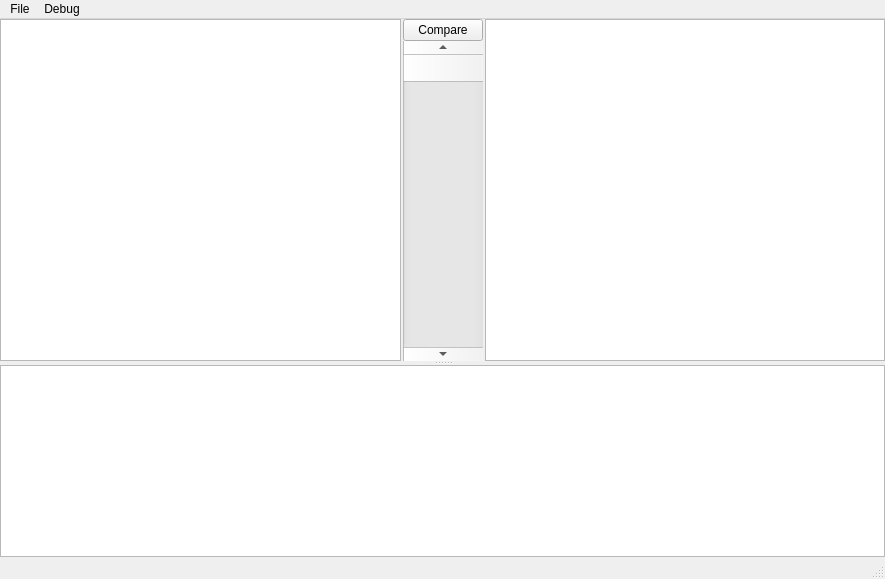
kklibo/DifferenceFinder, file mainwindow.ui: the form before one commit.
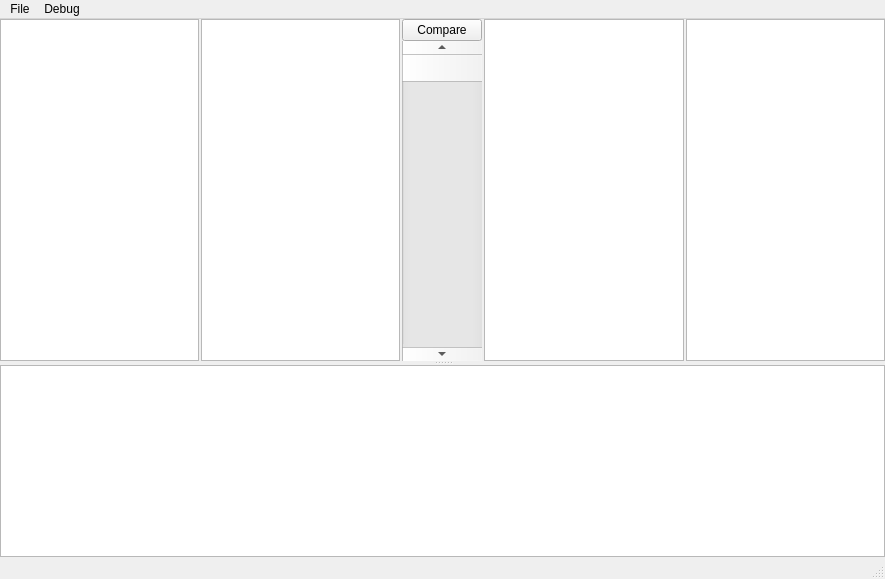
The form after the commit. Custom widgets are drawn as their Qt base class.

The edit to the form file:
```diff
--- a/mainwindow.ui
+++ b/mainwindow.ui
@@ -75,14 +75,27 @@
           <property name="sizeConstraint">
            <enum>QLayout::SetDefaultConstraint</enum>
           </property>
+          <item>
+           <widget class="QTextEdit" name="textEdit_address1">
+            <property name="font">
+             <font>
+              <family>DejaVu Sans Mono</family>
+              <pointsize>10</pointsize>
+             </font>
+            </property>
+            <property name="verticalScrollBarPolicy">
+             <enum>Qt::ScrollBarAlwaysOff</enum>
+            </property>
+            <property name="horizontalScrollBarPolicy">
+             <enum>Qt::ScrollBarAlwaysOff</enum>
+            </property>
+            <property name="readOnly">
+             <bool>true</bool>
+            </property>
+           </widget>
+          </item>
           <item>
            <widget class="hexField" name="textEdit_dataSet1">
-            <property name="sizePolicy">
-             <sizepolicy hsizetype="Expanding" vsizetype="Expanding">
-              <horstretch>0</horstretch>
-              <verstretch>0</verstretch>
-             </sizepolicy>
-            </property>
             <property name="font">
              <font>
               <family>DejaVu Sans Mono</family>
@@ -130,6 +143,25 @@
             </item>
            </layout>
           </item>
+          <item>
+           <widget class="QTextEdit" name="textEdit_address2">
+            <property name="font">
+             <font>
+              <family>DejaVu Sans Mono</family>
+              <pointsize>10</pointsize>
+             </font>
+            </property>
+            <property name="verticalScrollBarPolicy">
+             <enum>Qt::ScrollBarAlwaysOff</enum>
+            </property>
+            <property name="horizontalScrollBarPolicy">
+             <enum>Qt::ScrollBarAlwaysOff</enum>
+            </property>
+            <property name="readOnly">
+             <bool>true</bool>
+            </property>
+           </widget>
+          </item>
           <item>
            <widget class="hexField" name="textEdit_dataSet2">
             <property name="font">
```
Left out of the diff: 2 changed lines with no effect on the pictures.
